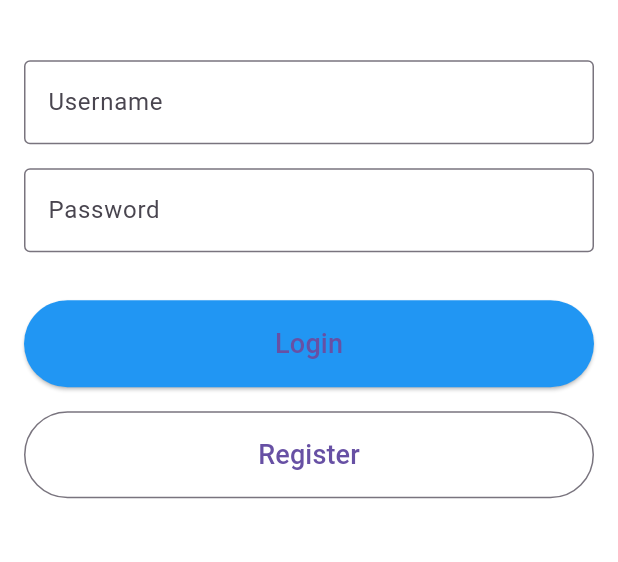
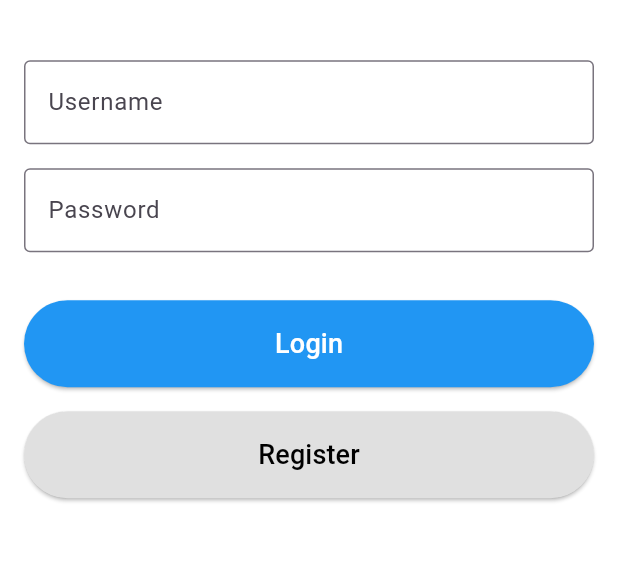
Before and after one commit to chesterrosario-koi/breaktime, a Flutter app: the screen it shows after launch, on a phone screen of 412 x 824 dp, the part 407-969 px from its top. Run offline on Flutter 3.47's test engine with Material 3 defaults, Android fonts, the phone set to English and light mode, and no system bars.

Commit message:
Update stylings

```diff
--- a/lib/screens/login_screen.dart
+++ b/lib/screens/login_screen.dart
@@ -6,7 +6,6 @@ class LoginScreen extends StatelessWidget {
   @override
   Widget build(BuildContext context) {
     return Scaffold(
-      // The Scaffold widget will inherit the white background from the MaterialApp theme
       body: Padding(
         padding: const EdgeInsets.all(16.0),
         child: Column(
@@ -43,17 +42,20 @@ class LoginScreen extends StatelessWidget {
               },
               style: ElevatedButton.styleFrom(
                 padding: const EdgeInsets.symmetric(vertical: 16),
-                backgroundColor: Colors.blue, // Button color
+                foregroundColor: Colors.white,
+                backgroundColor: Colors.blue,
               ),
               child: const Text('Login', style: TextStyle(fontSize: 18)),
             ),
             const SizedBox(height: 16),
-            OutlinedButton(
+            ElevatedButton(
               onPressed: () {
                 // Handle registration
               },
-              style: OutlinedButton.styleFrom(
+              style: ElevatedButton.styleFrom(
                 padding: const EdgeInsets.symmetric(vertical: 16),
+                foregroundColor: Colors.black,
+                backgroundColor: Colors.grey.shade300,
               ),
               child: const Text('Register', style: TextStyle(fontSize: 18)),
             ),
```
